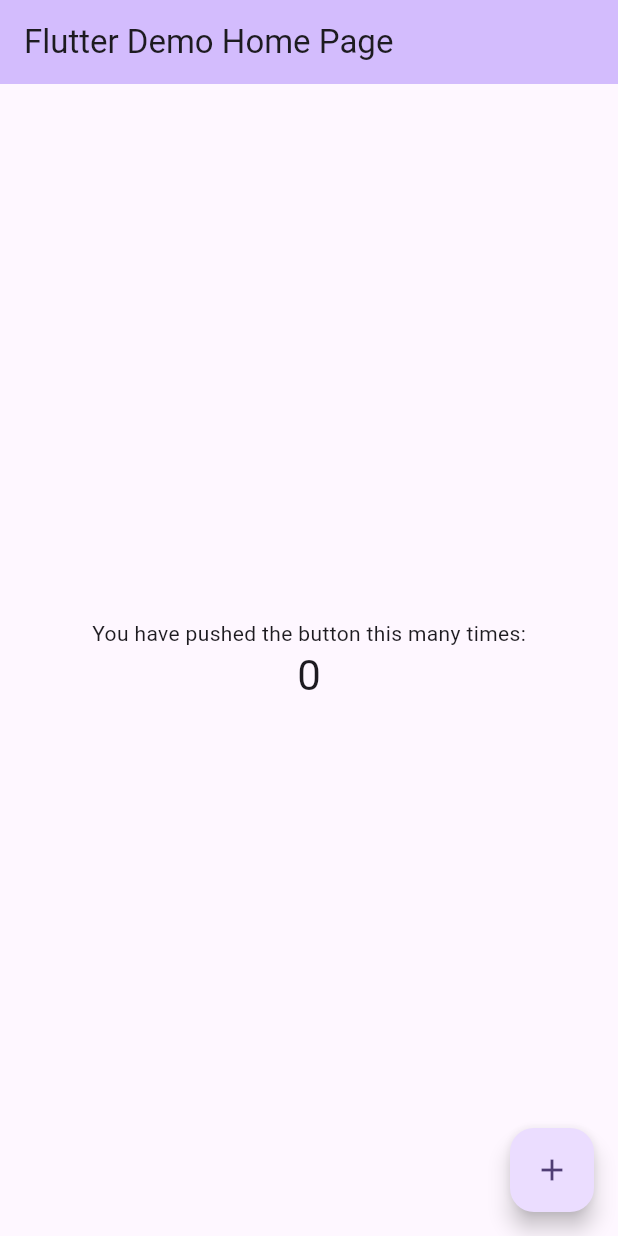
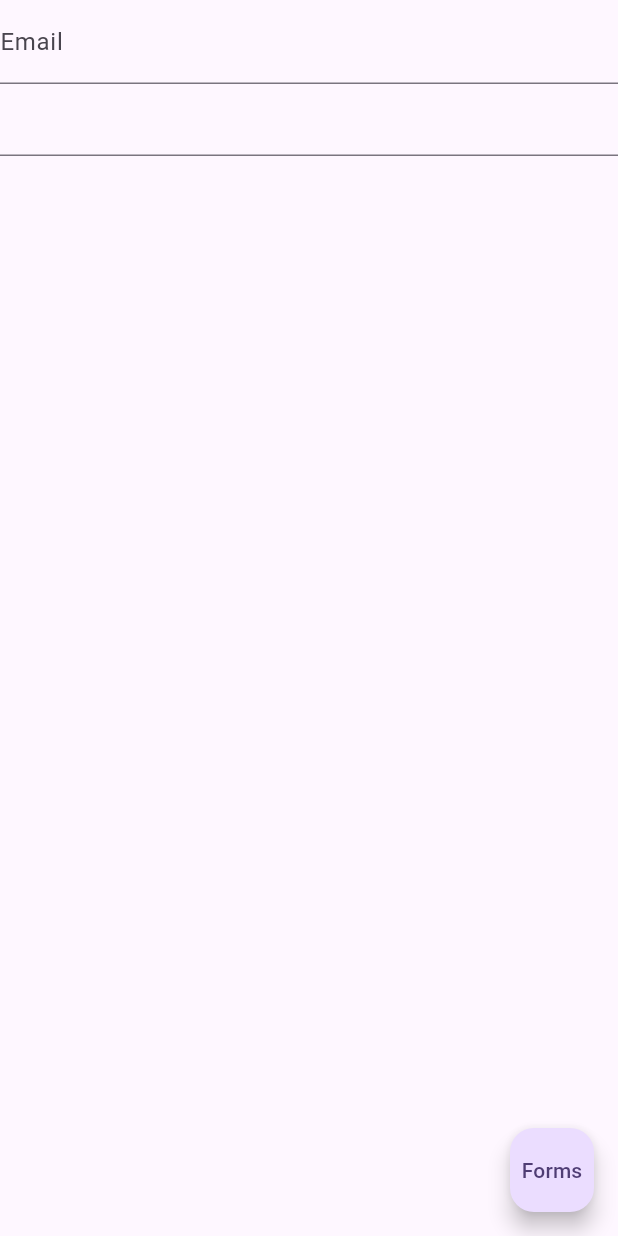
Before and after one commit to stephenonchieku1/fdemon, a Flutter app: the screen it shows after launch, on a phone screen of 412 x 824 dp. Run offline on Flutter 3.47's test engine with Material 3 defaults, Android fonts, the phone set to English and light mode, and no system bars.

Commit message:
:recycle: Removed MyHomePage and _MyHomePageState classes, replaced home with myForm() in MaterialApp, and added import for forms.dart"

```diff
--- /dev/null
+++ b/lib/forms.dart
@@ -0,0 +1,47 @@
+import 'package:flutter/material.dart';
+
+class myForm extends StatefulWidget {
+  const myForm({super.key});
+
+  @override
+  State<myForm> createState() => _myFormState();
+}
+
+class _myFormState extends State<myForm> {
+  final _formKey = GlobalKey<FormState>();
+  @override
+  Widget build(BuildContext context) {
+    return Scaffold(
+      floatingActionButton: FloatingActionButton(
+        onPressed: (){
+            if(_formKey.currentState!.validate()){
+              print('form submitted');
+            }
+      },
+      child: const Text("Forms"),
+      ),
+      body: Form(
+        key: _formKey,
+        child: Column(
+          children: <Widget>[
+            TextFormField(
+              decoration: const InputDecoration(
+                labelText: 'Email',
+              ),
+                onChanged: (String newValue){
+                  },
+                validator: (String? submittedValue){
+                  if(submittedValue!.isEmpty || submittedValue == null){
+
+                    return ' Email cannot be empty ';
+                  }
+                  return null;
+                } ,
+            ),
+            TextFormField(),
+          ],
+        ),
+      ) ,
+    );
+  }
+}
--- a/lib/main.dart
+++ b/lib/main.dart
@@ -1,3 +1,4 @@
+import 'package:fdemon/forms.dart';
 import 'package:flutter/material.dart';
 
 void main() {
@@ -13,113 +14,11 @@
     return MaterialApp(
       title: 'Flutter Demo',
       theme: ThemeData(
-        // This is the theme of your application.
-        //
-        // TRY THIS: Try running your application with "flutter run". You'll see
-        // the application has a purple toolbar. Then, without quitting the app,
-        // try changing the seedColor in the colorScheme below to Colors.green
-        // and then invoke "hot reload" (save your changes or press the "hot
-        // reload" button in a Flutter-supported IDE, or press "r" if you used
-        // the command line to start the app).
-        //
-        // Notice that the counter didn't reset back to zero; the application
-        // state is not lost during the reload. To reset the state, use hot
-        // restart instead.
-        //
-        // This works for code too, not just values: Most code changes can be
-        // tested with just a hot reload.
+
         colorScheme: ColorScheme.fromSeed(seedColor: Colors.deepPurple),
         useMaterial3: true,
       ),
-      home: const MyHomePage(title: 'Flutter Demo Home Page'),
+      home: const myForm() ,
     );
   }
 }
-
-class MyHomePage extends StatefulWidget {
-  const MyHomePage({super.key, required this.title});
-
-  // This widget is the home page of your application. It is stateful, meaning
-  // that it has a State object (defined below) that contains fields that affect
-  // how it looks.
-
-  // This class is the configuration for the state. It holds the values (in this
-  // case the title) provided by the parent (in this case the App widget) and
-  // used by the build method of the State. Fields in a Widget subclass are
-  // always marked "final".
-
-  final String title;
-
-  @override
-  State<MyHomePage> createState() => _MyHomePageState();
-}
-
-class _MyHomePageState extends State<MyHomePage> {
-  int _counter = 0;
-
-  void _incrementCounter() {
-    setState(() {
-      // This call to setState tells the Flutter framework that something has
-      // changed in this State, which causes it to rerun the build method below
-      // so that the display can reflect the updated values. If we changed
-      // _counter without calling setState(), then the build method would not be
-      // called again, and so nothing would appear to happen.
-      _counter++;
-    });
-  }
-
-  @override
-  Widget build(BuildContext context) {
-    // This method is rerun every time setState is called, for instance as done
-    // by the _incrementCounter method above.
-    //
-    // The Flutter framework has been optimized to make rerunning build methods
-    // fast, so that you can just rebuild anything that needs updating rather
-    // than having to individually change instances of widgets.
-    return Scaffold(
-      appBar: AppBar(
-        // TRY THIS: Try changing the color here to a specific color (to
-        // Colors.amber, perhaps?) and trigger a hot reload to see the AppBar
-        // change color while the other colors stay the same.
-        backgroundColor: Theme.of(context).colorScheme.inversePrimary,
-        // Here we take the value from the MyHomePage object that was created by
-        // the App.build method, and use it to set our appbar title.
-        title: Text(widget.title),
-      ),
-      body: Center(
-        // Center is a layout widget. It takes a single child and positions it
-        // in the middle of the parent.
-        child: Column(
-          // Column is also a layout widget. It takes a list of children and
-          // arranges them vertically. By default, it sizes itself to fit its
-          // children horizontally, and tries to be as tall as its parent.
-          //
-          // Column has various properties to control how it sizes itself and
-          // how it positions its children. Here we use mainAxisAlignment to
-          // center the children vertically; the main axis here is the vertical
-          // axis because Columns are vertical (the cross axis would be
-          // horizontal).
-          //
-          // TRY THIS: Invoke "debug painting" (choose the "Toggle Debug Paint"
-          // action in the IDE, or press "p" in the console), to see the
-          // wireframe for each widget.
-          mainAxisAlignment: MainAxisAlignment.center,
-          children: <Widget>[
-            const Text(
-              'You have pushed the button this many times:',
-            ),
-            Text(
-              '$_counter',
-              style: Theme.of(context).textTheme.headlineMedium,
-            ),
-          ],
-        ),
-      ),
-      floatingActionButton: FloatingActionButton(
-        onPressed: _incrementCounter,
-        tooltip: 'Increment',
-        child: const Icon(Icons.add),
-      ), // This trailing comma makes auto-formatting nicer for build methods.
-    );
-  }
-}
```
